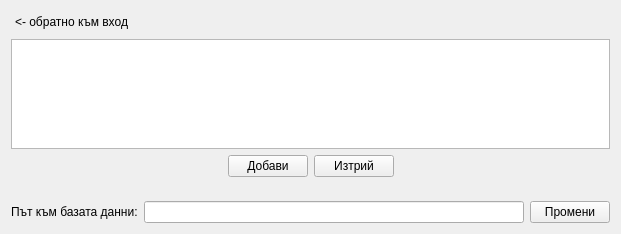
This is src/View/Widgets/PracticeSelectorView.ui in thefinalcutbg/DinoDent as Qt 5 draws it before an edit. The edited form follows.
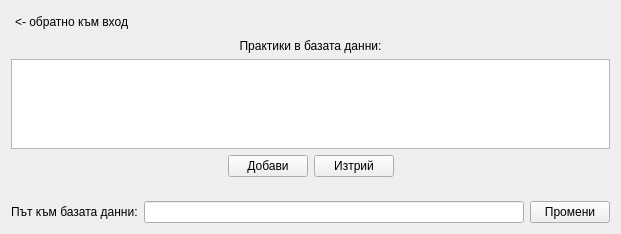
This is the edited form.

Patch:
```diff
--- a/src/View/Widgets/PracticeSelectorView.ui
+++ b/src/View/Widgets/PracticeSelectorView.ui
@@ -41,6 +41,16 @@
      </item>
     </layout>
    </item>
+   <item>
+    <widget class="QLabel" name="label">
+     <property name="text">
+      <string>Практики в базата данни:</string>
+     </property>
+     <property name="alignment">
+      <set>Qt::AlignmentFlag::AlignCenter</set>
+     </property>
+    </widget>
+   </item>
    <item>
     <widget class="QListWidget" name="listWidget"/>
    </item>
```
